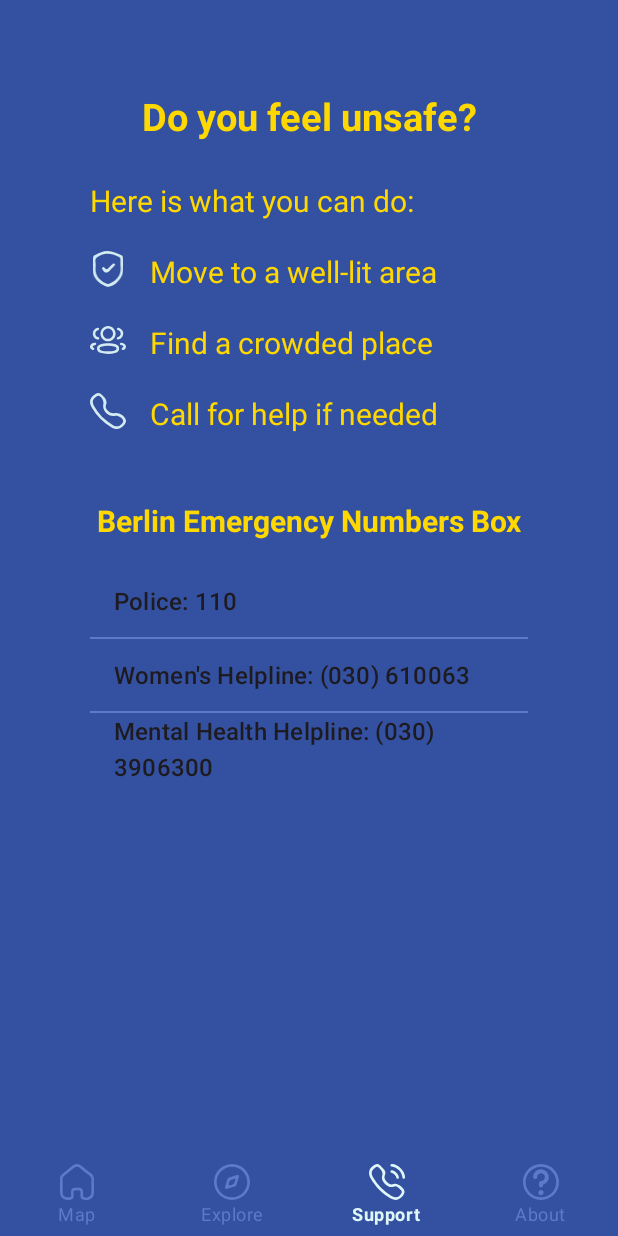
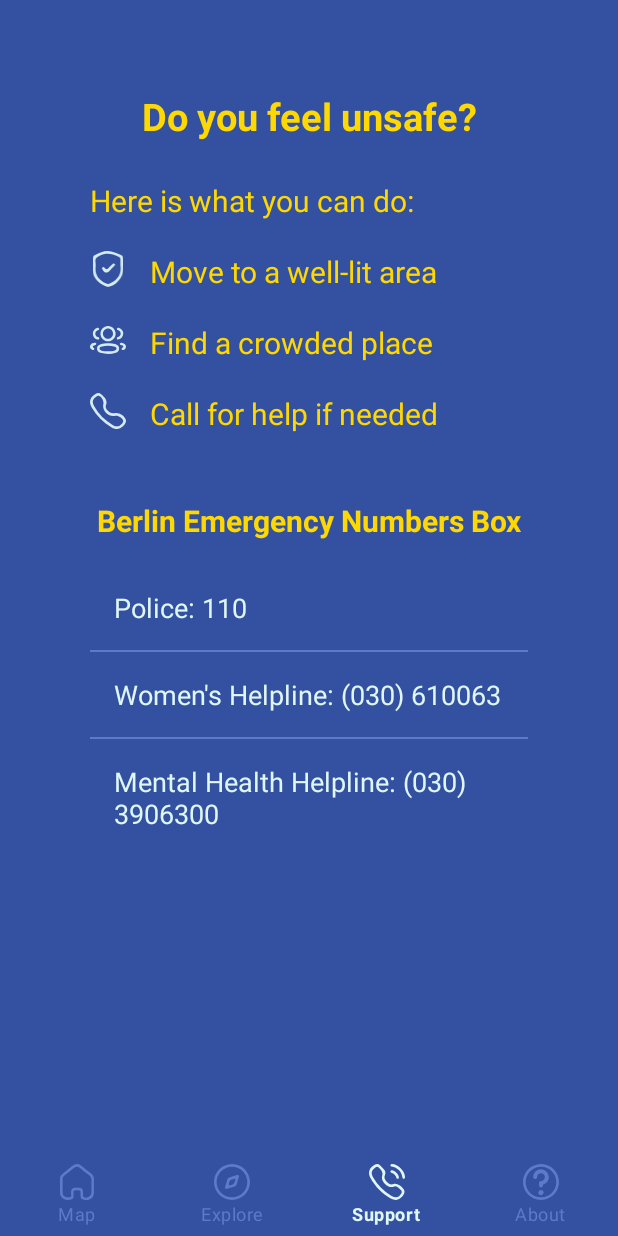
Before and after one commit to Piviwo/bright-trip, an Android app: the screen it shows after launch (MainActivity), item 3 of the bottom bar chosen, on a phone screen of 412 x 824 dp. Run offline under Robolectric (Android 15) with nearby library versions, the phone set to English and light mode, and no system bars; libraries missing offline, so code that uses them is left out: com.google.maps.android; 1 statement that could not run was skipped.

Commit message:
add xml file for list items

```diff
--- a/app/src/main/java/com/pia/brighttrip/SupportFragment.java
+++ b/app/src/main/java/com/pia/brighttrip/SupportFragment.java
@@ -30,7 +30,6 @@ public class SupportFragment extends Fragment {
         // Referencing the ListView in the fragment layout
         ListView listView = view.findViewById(R.id.call_list);
 
-        //todo: add intents
         // List of emergency contacts
         ArrayList<String> contactNames = new ArrayList<>();
         contactNames.add("Police: 110");
@@ -40,7 +39,7 @@ public class SupportFragment extends Fragment {
         // Setting up an ArrayAdapter
         ArrayAdapter<String> adapter = new ArrayAdapter<>(
                 requireContext(),
-                android.R.layout.simple_list_item_1,
+                R.layout.list_item_calls,
                 contactNames
         );
 
--- /dev/null
+++ b/app/src/main/res/layout/list_item_calls.xml
@@ -0,0 +1,9 @@
+<?xml version="1.0" encoding="utf-8"?>
+<TextView xmlns:android="http://schemas.android.com/apk/res/android"
+    android:layout_width="match_parent"
+    android:layout_height="wrap_content"
+    android:padding="16dp"
+    android:textSize="18sp"
+    android:textColor="@color/app_text"
+    android:layout_margin="8dp">
+</TextView>
```
